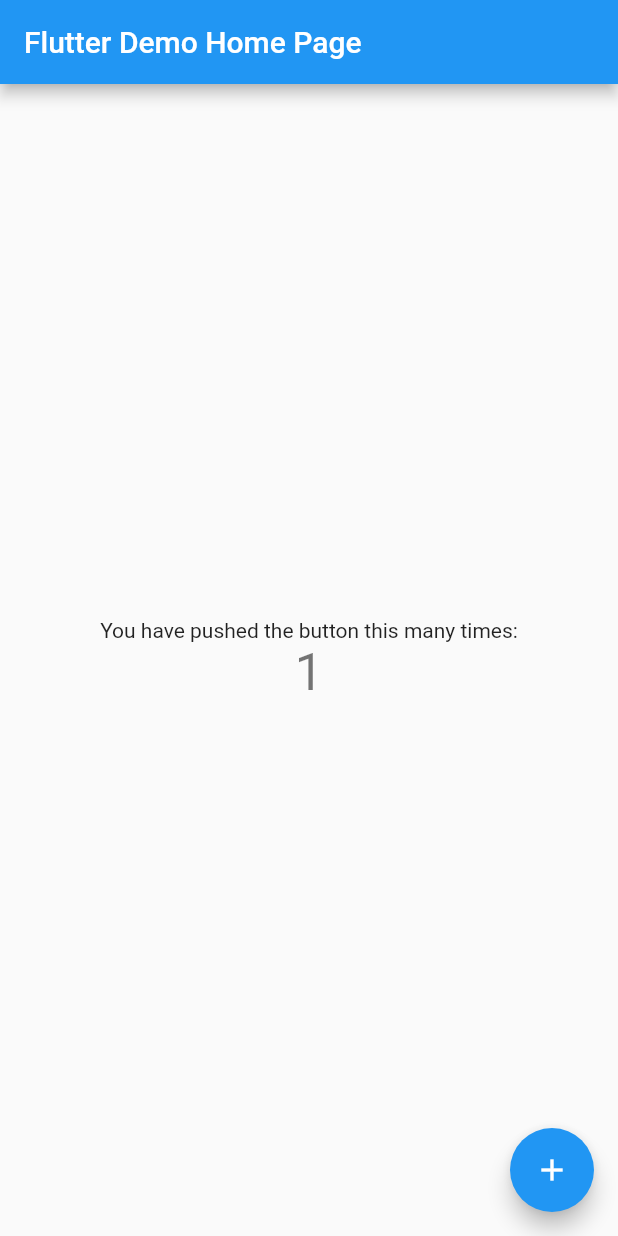
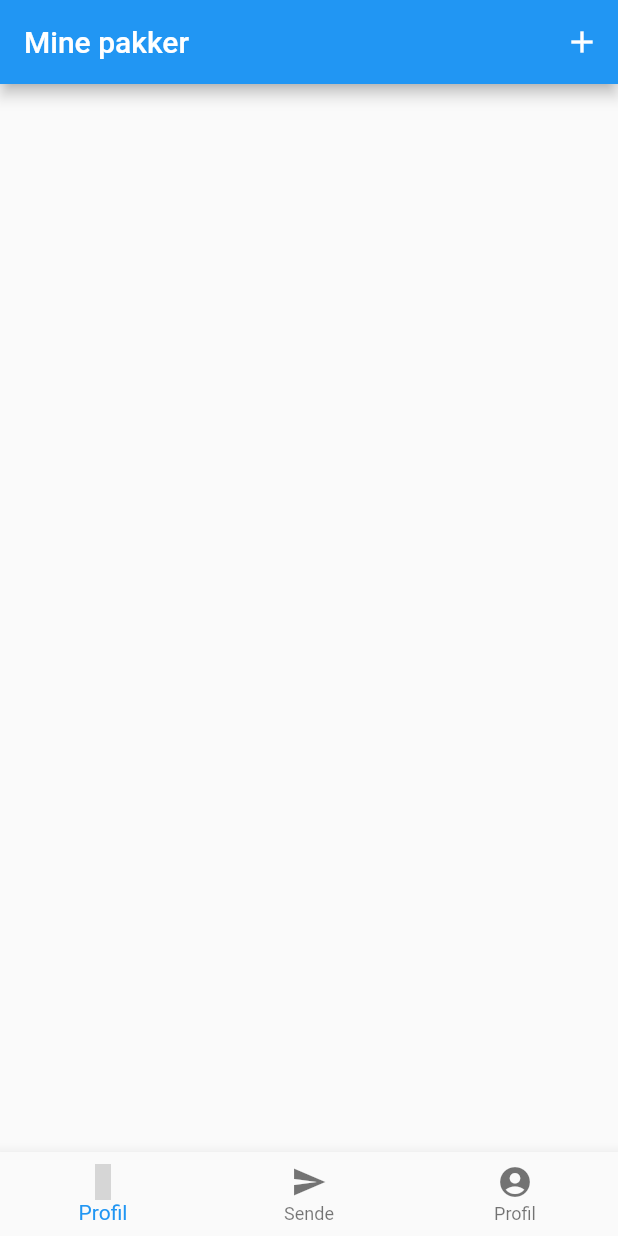
Before and after one commit to brynjen/miljohack2021, a Flutter app: the screen it shows after launch, after a tap on the "add" icon, on a phone screen of 412 x 824 dp. Run offline on Flutter 3.47's test engine with Material 2 defaults, Android fonts, the phone set to English and light mode, and no system bars; our stand-ins replace community_material_icon, firebase_core; accounts and stored records are empty; grey boxes are pictures that could not be loaded.

```diff
--- a/lib/main.dart
+++ b/lib/main.dart
@@ -1,115 +1,29 @@
+import 'dart:async';
+
+import 'package:firebase_core/firebase_core.dart';
 import 'package:flutter/material.dart';
+import 'package:miljohack/presentation/main/pages/posten_main.dart';
 
-void main() {
-  runApp(const MyApp());
+void main() async {
+  WidgetsFlutterBinding.ensureInitialized();
+  runZonedGuarded(() async {
+    await Firebase.initializeApp();
+    runApp(const Miljohack2021());
+  }, (error, stackTrace) {});
 }
 
-class MyApp extends StatelessWidget {
-  const MyApp({Key? key}) : super(key: key);
+class Miljohack2021 extends StatelessWidget {
+  const Miljohack2021({Key? key}) : super(key: key);
 
   // This widget is the root of your application.
   @override
   Widget build(BuildContext context) {
     return MaterialApp(
-      title: 'Flutter Demo',
+      title: 'Miljøhack 2021 - Posten',
       theme: ThemeData(
-        // This is the theme of your application.
-        //
-        // Try running your application with "flutter run". You'll see the
-        // application has a blue toolbar. Then, without quitting the app, try
-        // changing the primarySwatch below to Colors.green and then invoke
-        // "hot reload" (press "r" in the console where you ran "flutter run",
-        // or simply save your changes to "hot reload" in a Flutter IDE).
-        // Notice that the counter didn't reset back to zero; the application
-        // is not restarted.
         primarySwatch: Colors.blue,
       ),
-      home: const MyHomePage(title: 'Flutter Demo Home Page'),
+      home: const PostenMain(),
     );
   }
 }
-
-class MyHomePage extends StatefulWidget {
-  const MyHomePage({Key? key, required this.title}) : super(key: key);
-
-  // This widget is the home page of your application. It is stateful, meaning
-  // that it has a State object (defined below) that contains fields that affect
-  // how it looks.
-
-  // This class is the configuration for the state. It holds the values (in this
-  // case the title) provided by the parent (in this case the App widget) and
-  // used by the build method of the State. Fields in a Widget subclass are
-  // always marked "final".
-
-  final String title;
-
-  @override
-  State<MyHomePage> createState() => _MyHomePageState();
-}
-
-class _MyHomePageState extends State<MyHomePage> {
-  int _counter = 0;
-
-  void _incrementCounter() {
-    setState(() {
-      // This call to setState tells the Flutter framework that something has
-      // changed in this State, which causes it to rerun the build method below
-      // so that the display can reflect the updated values. If we changed
-      // _counter without calling setState(), then the build method would not be
-      // called again, and so nothing would appear to happen.
-      _counter++;
-    });
-  }
-
-  @override
-  Widget build(BuildContext context) {
-    // This method is rerun every time setState is called, for instance as done
-    // by the _incrementCounter method above.
-    //
-    // The Flutter framework has been optimized to make rerunning build methods
-    // fast, so that you can just rebuild anything that needs updating rather
-    // than having to individually change instances of widgets.
-    return Scaffold(
-      appBar: AppBar(
-        // Here we take the value from the MyHomePage object that was created by
-        // the App.build method, and use it to set our appbar title.
-        title: Text(widget.title),
-      ),
-      body: Center(
-        // Center is a layout widget. It takes a single child and positions it
-        // in the middle of the parent.
-        child: Column(
-          // Column is also a layout widget. It takes a list of children and
-          // arranges them vertically. By default, it sizes itself to fit its
-          // children horizontally, and tries to be as tall as its parent.
-          //
-          // Invoke "debug painting" (press "p" in the console, choose the
-          // "Toggle Debug Paint" action from the Flutter Inspector in Android
-          // Studio, or the "Toggle Debug Paint" command in Visual Studio Code)
-          // to see the wireframe for each widget.
-          //
-          // Column has various properties to control how it sizes itself and
-          // how it positions its children. Here we use mainAxisAlignment to
-          // center the children vertically; the main axis here is the vertical
-          // axis because Columns are vertical (the cross axis would be
-          // horizontal).
-          mainAxisAlignment: MainAxisAlignment.center,
-          children: <Widget>[
-            const Text(
-              'You have pushed the button this many times:',
-            ),
-            Text(
-              '$_counter',
-              style: Theme.of(context).textTheme.headline4,
-            ),
-          ],
-        ),
-      ),
-      floatingActionButton: FloatingActionButton(
-        onPressed: _incrementCounter,
-        tooltip: 'Increment',
-        child: const Icon(Icons.add),
-      ), // This trailing comma makes auto-formatting nicer for build methods.
-    );
-  }
-}
--- /dev/null
+++ b/lib/presentation/main/pages/posten_main.dart
@@ -0,0 +1,26 @@
+import 'package:community_material_icon/community_material_icon.dart';
+import 'package:flutter/material.dart';
+
+/// Main page containing the flow when user enters into the app
+class PostenMain extends StatelessWidget {
+  const PostenMain({Key? key}) : super(key: key);
+
+  @override
+  Widget build(BuildContext context) {
+    return Scaffold(
+      appBar: AppBar(
+        title: const Text('Mine pakker'),
+        actions: [IconButton(onPressed: () {}, icon: const Icon(Icons.add))],
+      ),
+      bottomNavigationBar: BottomNavigationBar(
+        items: const [
+          BottomNavigationBarItem(
+              icon: Icon(CommunityMaterialIcons.package), label: 'Profil'),
+          BottomNavigationBarItem(icon: Icon(Icons.send), label: 'Sende'),
+          BottomNavigationBarItem(
+              icon: Icon(Icons.account_circle), label: 'Profil')
+        ],
+      ),
+    );
+  }
+}
```
Also changed, not shown: pubspec.yaml (+27 -63 lines), pubspec.lock, 7 other files.
